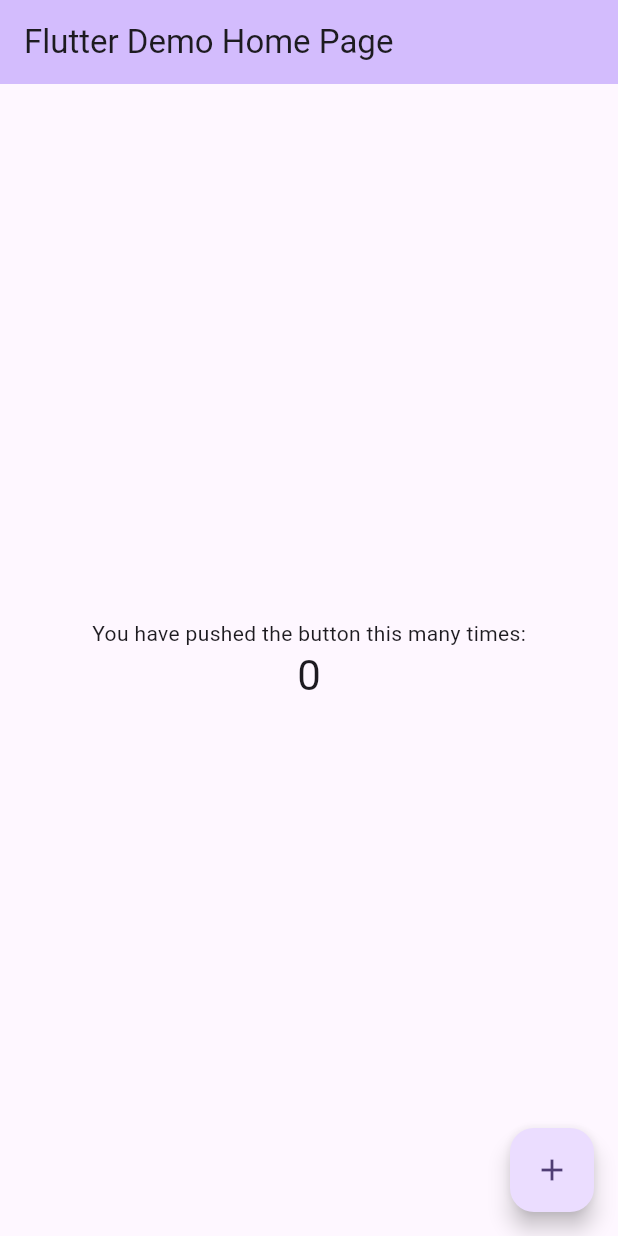
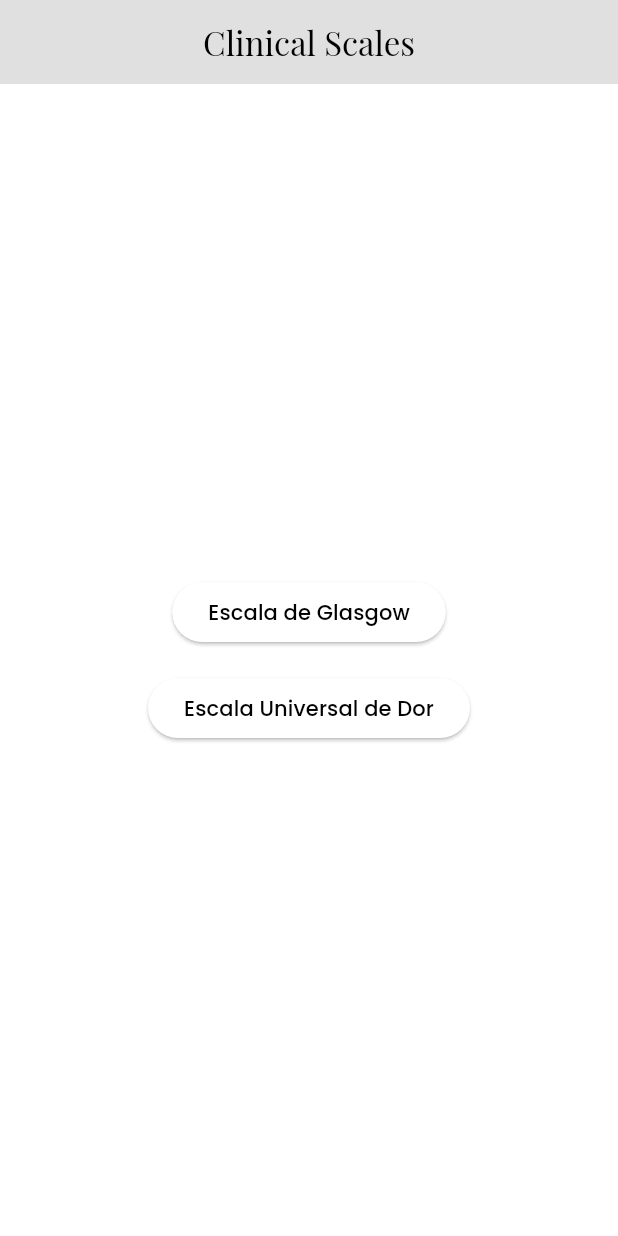
Before and after one commit to gustevito/clinical_scales, a Flutter app: the screen it shows after launch, on a phone screen of 412 x 824 dp. Run offline on Flutter 3.47's test engine with Material 3 defaults, Android fonts, the phone set to English and light mode, and no system bars; our stand-ins replace get, google_fonts.

Commit message:
scales buttons and theme setted

```diff
--- /dev/null
+++ b/lib/components/scales_button_tile.dart
@@ -0,0 +1,27 @@
+import 'package:flutter/material.dart';
+
+class ScalesButtonTile extends StatelessWidget {
+  final String title;
+  final VoidCallback? onPressed;
+  const ScalesButtonTile({
+    super.key,
+    required this.title,
+    this.onPressed,
+  });
+
+  @override
+  Widget build(BuildContext context) {
+    return Padding(
+      padding: const EdgeInsets.all(8.0),
+      child: ElevatedButton(
+        onPressed: onPressed,
+        child: Text(
+          title,
+          style: TextStyle(
+            color: Theme.of(context).colorScheme.onBackground,
+          ),
+        ),
+      ),
+    );
+  }
+}
--- a/lib/main.dart
+++ b/lib/main.dart
@@ -1,4 +1,8 @@
+import 'package:clinical_scales/theme/themes.dart';
 import 'package:flutter/material.dart';
+import 'package:get/get.dart';
+
+import 'presenter/screens/home.dart';
 
 void main() {
   runApp(const MyApp());
@@ -10,61 +14,11 @@ class MyApp extends StatelessWidget {
   // This widget is the root of your application.
   @override
   Widget build(BuildContext context) {
-    return MaterialApp(
-      title: 'Flutter Demo',
-      theme: ThemeData(
-        colorScheme: ColorScheme.fromSeed(seedColor: Colors.deepPurple),
-        useMaterial3: true,
-      ),
-      home: const MyHomePage(title: 'Flutter Demo Home Page'),
+    return GetMaterialApp(
+      title: 'Clinical Scales',
+      debugShowCheckedModeBanner: false,
+      theme: lightMode,
+      home: MyHomePage(),
     );
   }
 }
-
-class MyHomePage extends StatefulWidget {
-  const MyHomePage({super.key, required this.title});
-
-  final String title;
-
-  @override
-  State<MyHomePage> createState() => _MyHomePageState();
-}
-
-class _MyHomePageState extends State<MyHomePage> {
-  int _counter = 0;
-
-  void _incrementCounter() {
-    setState(() {
-      _counter++;
-    });
-  }
-
-  @override
-  Widget build(BuildContext context) {
-    return Scaffold(
-      appBar: AppBar(
-        backgroundColor: Theme.of(context).colorScheme.inversePrimary,
-        title: Text(widget.title),
-      ),
-      body: Center(
-        child: Column(
-          mainAxisAlignment: MainAxisAlignment.center,
-          children: <Widget>[
-            const Text(
-              'You have pushed the button this many times:',
-            ),
-            Text(
-              '$_counter',
-              style: Theme.of(context).textTheme.headlineMedium,
-            ),
-          ],
-        ),
-      ),
-      floatingActionButton: FloatingActionButton(
-        onPressed: _incrementCounter,
-        tooltip: 'Increment',
-        child: const Icon(Icons.add),
-      ),
-    );
-  }
-}
--- /dev/null
+++ b/lib/presenter/screens/home.dart
@@ -0,0 +1,49 @@
+import 'package:clinical_scales/components/scales_button_tile.dart';
+import 'package:clinical_scales/presenter/scales/scales_glasgow.dart';
+import 'package:clinical_scales/presenter/scales/scales_pain.dart';
+import 'package:flutter/material.dart';
+import 'package:get/get.dart';
+import 'package:google_fonts/google_fonts.dart';
+
+class MyHomePage extends StatelessWidget {
+  const MyHomePage({
+    super.key,
+  });
+
+  @override
+  Widget build(BuildContext context) {
+    return Scaffold(
+      appBar: AppBar(
+        centerTitle: true,
+        backgroundColor: Theme.of(context).colorScheme.background,
+        title: Text(
+          'Clinical Scales',
+          style: GoogleFonts.playfairDisplay(
+              color: Theme.of(context).colorScheme.onBackground),
+        ),
+      ),
+      body: Center(
+        child: Column(
+          mainAxisAlignment: MainAxisAlignment.center,
+          children: [
+            ScalesButtonTile(
+              title: 'Escala de Glasgow',
+              onPressed: () {
+                Get.to(ScalesGlasgow());
+              },
+            ),
+            ScalesButtonTile(
+              title: 'Escala Universal de Dor',
+              onPressed: () {
+                Get.to(ScalesPain());
+              },
+            ),
+          ],
+        ),
+      ),
+    );
+  }
+}
+
+/*
+            )*/
--- /dev/null
+++ b/lib/theme/themes.dart
@@ -0,0 +1,22 @@
+import 'package:flutter/material.dart';
+import 'package:google_fonts/google_fonts.dart';
+
+ThemeData lightMode = ThemeData(
+  fontFamily: GoogleFonts.poppins().fontFamily,
+  colorScheme: ColorScheme.light(
+    background: Colors.grey.shade300,
+    primary: Colors.grey.shade200,
+    secondary: Colors.white,
+    inversePrimary: Colors.grey.shade900,
+  ),
+);
+
+ThemeData darkMode = ThemeData(
+  fontFamily: GoogleFonts.poppins().fontFamily,
+  colorScheme: ColorScheme.dark(
+    background: const Color.fromARGB(255, 20, 20, 20),
+    primary: Colors.grey.shade900,
+    secondary: Colors.grey.shade600,
+    inversePrimary: Colors.white,
+  ),
+);
--- a/pubspec.yaml
+++ b/pubspec.yaml
@@ -35,6 +35,9 @@ dependencies:
   # The following adds the Cupertino Icons font to your application.
   # Use with the CupertinoIcons class for iOS style icons.
   cupertino_icons: ^1.0.2
+  google_fonts: ^6.1.0
+  get: ^4.6.6
+  provider: ^6.1.1
 
 dev_dependencies:
   flutter_test:
```
Also changed, not shown: lib/components/appbar.dart (added, +18 -0 lines), lib/presenter/scales/scales_glasgow.dart (added, +13 -0 lines), lib/presenter/scales/scales_pain.dart (added, +13 -0 lines), 1 other file.
